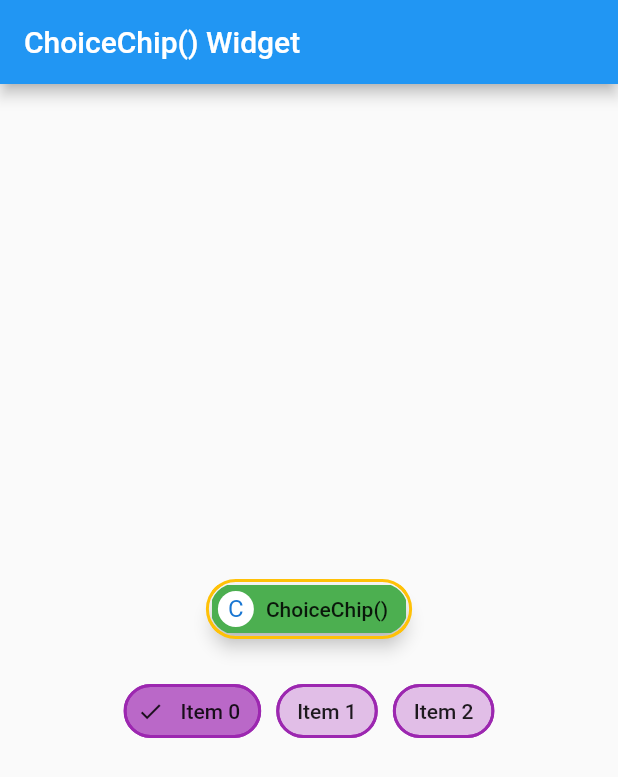
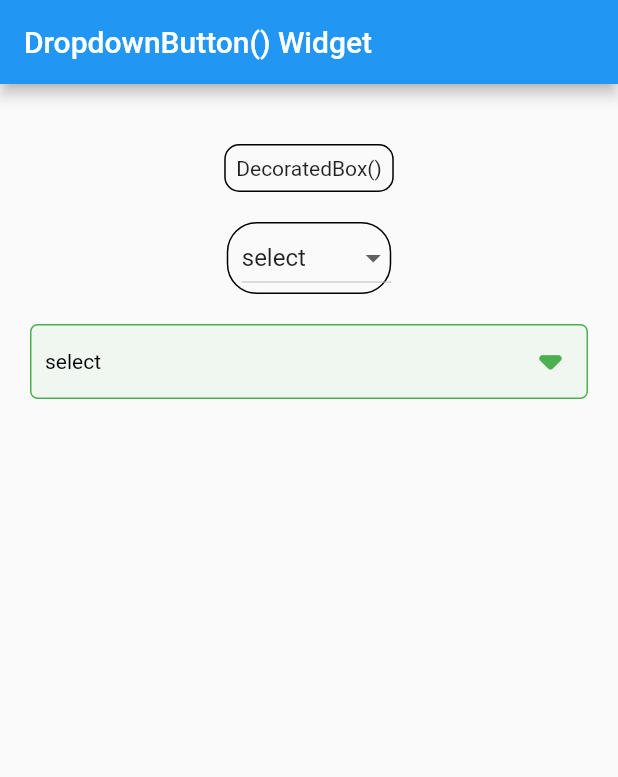
Before and after one commit to partho-debnath/flutter, a Flutter app: the screen it shows after launch, on a phone screen of 412 x 824 dp. Shown: the top 777 px of the screen. Run offline on Flutter 3.47's test engine with Material 2 defaults, Android fonts, the phone set to English and light mode, and no system bars.

Commit message:
add DecoratedBox() and DropdownButton()

```diff
--- a/lib/screens/home_screen.dart
+++ b/lib/screens/home_screen.dart
@@ -1,6 +1,6 @@
 import 'package:flutter/material.dart';
 
-import '../widgets/choicechip_widget.dart';
+import '../widgets/dropdownButton_widget.dart';
 
 class HomeScreen extends StatelessWidget {
   const HomeScreen({Key? key}) : super(key: key);
@@ -9,9 +9,9 @@ class HomeScreen extends StatelessWidget {
   Widget build(BuildContext context) {
     return Scaffold(
       appBar: AppBar(
-        title: const Text('ChoiceChip() Widget'),
+        title: const Text('DropdownButton() Widget'),
       ),
-      body: const MyChoiceChip(),
+      body: const MyDropdownButton(),
     );
   }
 }
--- /dev/null
+++ b/lib/widgets/dropdownbutton_widget.dart
@@ -0,0 +1,142 @@
+import 'package:flutter/material.dart';
+
+enum DropdownMenu { select, profile, settings, account, deshboard }
+
+class MyDropdownButton extends StatefulWidget {
+  const MyDropdownButton({super.key});
+
+  @override
+  State<MyDropdownButton> createState() => _MyDropdownButtonState();
+}
+
+class _MyDropdownButtonState extends State<MyDropdownButton> {
+  DropdownMenu currentMenu = DropdownMenu.select;
+
+  @override
+  Widget build(BuildContext context) {
+    return Padding(
+      padding: const EdgeInsets.all(20),
+      child: Column(
+        children: [
+          const SizedBox(height: 20),
+          DecoratedBox(
+            decoration: BoxDecoration(
+              border: Border.all(),
+              borderRadius: BorderRadius.circular(10.0),
+            ),
+            child: const Padding(
+              padding: EdgeInsets.all(8.0),
+              child: Text('DecoratedBox()'),
+            ),
+          ),
+          const SizedBox(height: 20),
+          DecoratedBox(
+            decoration: BoxDecoration(
+              border: Border.all(),
+              borderRadius: BorderRadius.circular(20.0),
+            ),
+            child: DropdownButton<DropdownMenu>(
+              borderRadius: BorderRadius.circular(50.0),
+              // dropdownColor: Colors.grey,
+              padding: const EdgeInsets.only(left: 10.0),
+              elevation: 8,
+              // isExpanded: true,
+              // isDense: true,
+              // underline: const SizedBox(),
+              // icon: const Icon(Icons.arrow_drop_down),
+              // iconSize: 40,
+              // iconEnabledColor: Colors.green,
+              // style: const TextStyle(color: Colors.black),
+              value: currentMenu,
+              items: <DropdownMenuItem<DropdownMenu>>[
+                DropdownMenuItem(
+                  value: DropdownMenu.select,
+                  child: Text(DropdownMenu.select.name),
+                ),
+                DropdownMenuItem(
+                  value: DropdownMenu.profile,
+                  child: Text(DropdownMenu.profile.name),
+                ),
+                DropdownMenuItem(
+                  value: DropdownMenu.settings,
+                  child: Text(DropdownMenu.settings.name),
+                ),
+                DropdownMenuItem(
+                  value: DropdownMenu.account,
+                  child: Text(DropdownMenu.account.name),
+                ),
+                DropdownMenuItem(
+                  value: DropdownMenu.deshboard,
+                  child: Text(DropdownMenu.deshboard.name),
+                ),
+              ],
+              onChanged: (DropdownMenu? value) {
+                print(value);
+                if (value != null) {
+                  setState(() {
+                    currentMenu = value;
+                  });
+                }
+              },
+            ),
+          ),
+          const SizedBox(height: 20),
+          DecoratedBox(
+            decoration: BoxDecoration(
+              color: Colors.green.shade100.withOpacity(0.2),
+              border: Border.all(
+                color: Colors.green,
+                width: 1,
+              ),
+              borderRadius: BorderRadius.circular(5.0),
+            ),
+            child: DropdownButton<DropdownMenu>(
+              borderRadius: BorderRadius.circular(5.0),
+              // dropdownColor: Colors.grey,
+              padding: const EdgeInsets.only(left: 10.0),
+              elevation: 8,
+              isExpanded: true,
+              // isDense: true,
+              underline: const SizedBox(),
+              icon: const Icon(Icons.arrow_drop_down_rounded),
+              iconSize: 50,
+              iconEnabledColor: Colors.green,
+              style: const TextStyle(color: Colors.black),
+              value: currentMenu,
+              items: <DropdownMenuItem<DropdownMenu>>[
+                DropdownMenuItem(
+                  value: DropdownMenu.select,
+                  child: Text(DropdownMenu.select.name),
+                ),
+                DropdownMenuItem(
+                  value: DropdownMenu.profile,
+                  child: Text(DropdownMenu.profile.name),
+                ),
+                DropdownMenuItem(
+                  value: DropdownMenu.settings,
+                  child: Text(DropdownMenu.settings.name),
+                ),
+                DropdownMenuItem(
+                  value: DropdownMenu.account,
+                  child: Text(DropdownMenu.account.name),
+                ),
+                DropdownMenuItem(
+                  value: DropdownMenu.deshboard,
+                  child: Text(DropdownMenu.deshboard.name),
+                ),
+              ],
+              onChanged: (DropdownMenu? value) {
+                print(value);
+                if (value != null) {
+                  setState(() {
+                    currentMenu = value;
+                  });
+                }
+              },
+            ),
+          ),
+        ],
+      ),
+    );
+  }
+}
```
Also changed, not shown: 1 other file.
